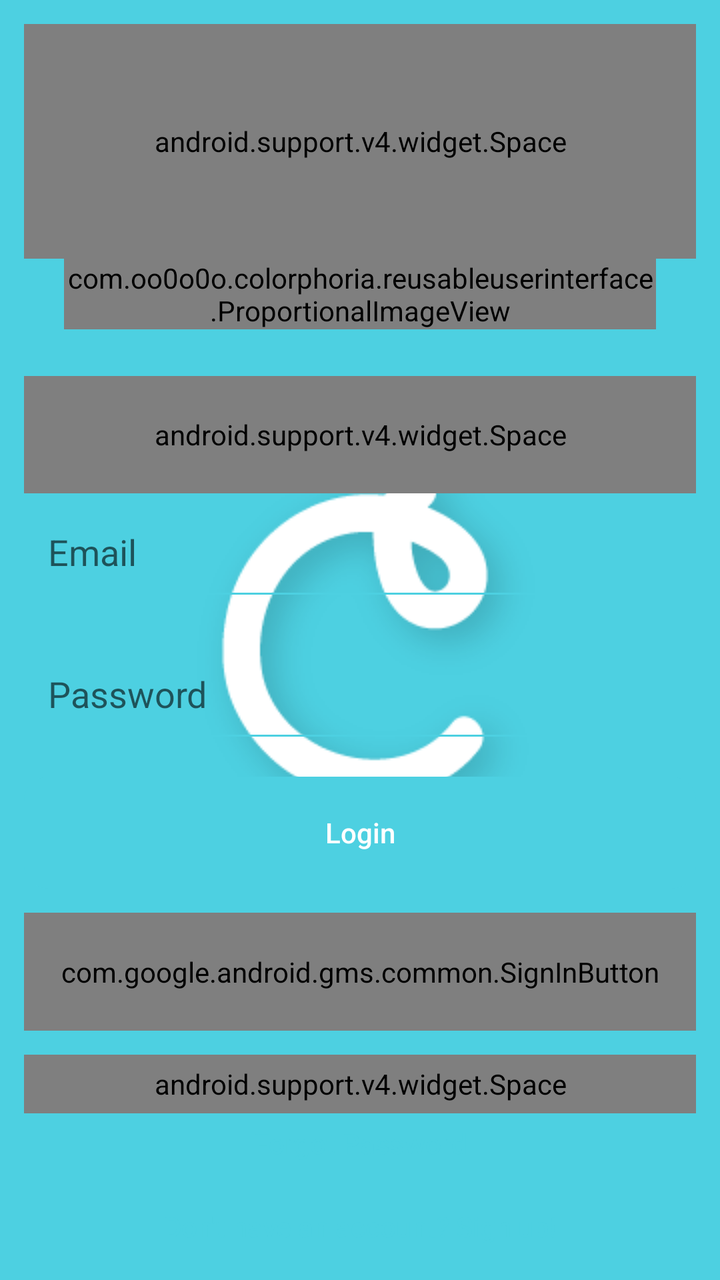
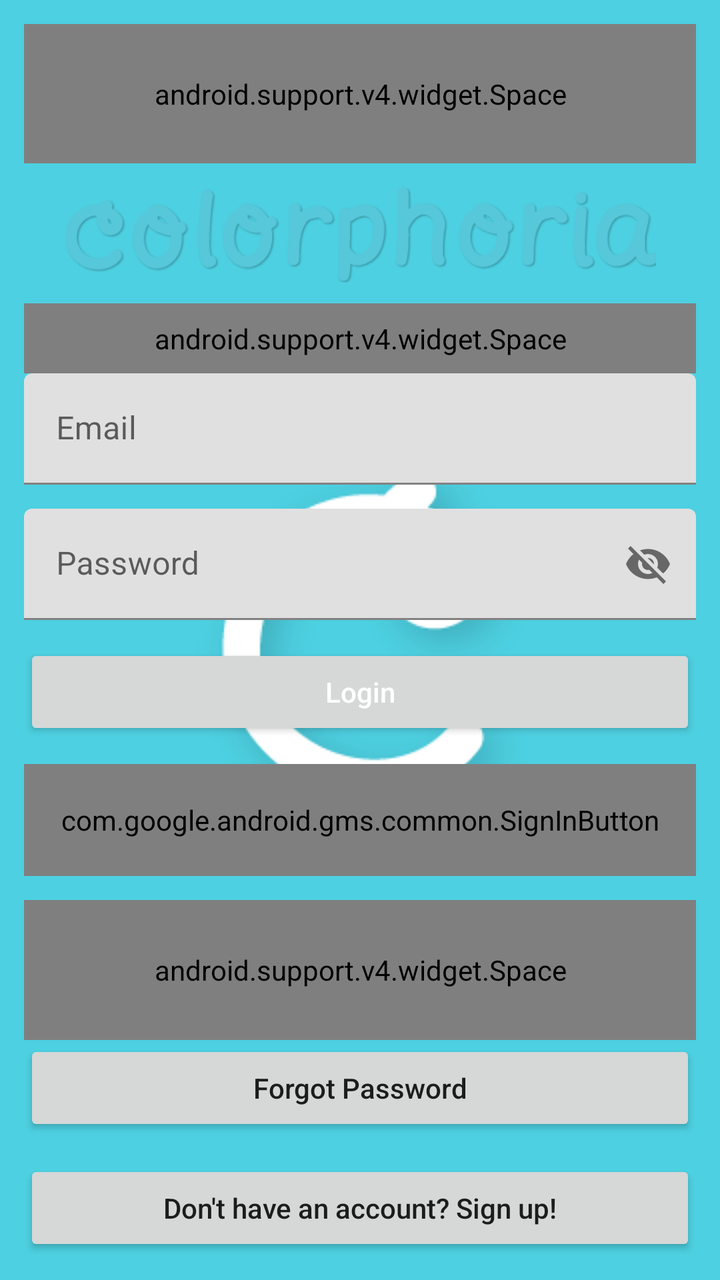

Two renders of the same Android screen: before a commit and after it. Below are the layout's source before the change and the commit's diff.
<!-- AndroidManifest.xml: activity theme LoggedOutTheme.Launcher -->
<!-- res/layout/activity_login.xml -->
<?xml version="1.0" encoding="utf-8"?>
<RelativeLayout
    xmlns:android="http://schemas.android.com/apk/res/android"
    xmlns:tools="http://schemas.android.com/tools"
    tools:context="com.oo0o0o.colorphoria.activities.loggedoutactivites.LoginActivity"
    tools:background="@color/colorBackground"
    android:layout_width="match_parent"
    android:layout_height="match_parent"
    android:gravity="center"
    android:orientation="vertical" >

    <LinearLayout
        xmlns:android="http://schemas.android.com/apk/res/android"
        xmlns:tools="http://schemas.android.com/tools"
        tools:context="com.oo0o0o.colorphoria.activities.loggedoutactivites.LoginActivity"
        android:layout_width="match_parent"
        android:layout_height="match_parent"
        android:orientation="vertical"
        android:padding="@dimen/activity_horizontal_margin">

        <android.support.v4.widget.Space
            android:layout_width="match_parent"
            android:layout_height="0dp"
            android:layout_weight="4"/>

        <LinearLayout
            android:id="@+id/icon_linear_layout"
            android:layout_width="wrap_content"
            android:layout_height="0dp"
            android:layout_weight="2"
            android:layout_gravity="center"
            android:orientation="horizontal">

            <com.oo0o0o.colorphoria.reusableuserinterface.ProportionalImageView
                android:layout_width="match_parent"
                android:layout_height="wrap_content"
                android:background="@drawable/img_logo"
                android:scaleType="centerCrop"
                android:layout_marginRight="@dimen/activity_vertical_margin"
                android:layout_marginLeft="@dimen/activity_vertical_margin"
                android:clickable="false" />

        </LinearLayout>

        <android.support.v4.widget.Space
            android:layout_width="match_parent"
            android:layout_height="0dp"
            android:layout_weight="2"/>

        <EditText
            android:id="@+id/email_edit_text"
            android:layout_width="match_parent"
            android:layout_height="0dp"
            android:layout_weight="2"
            android:hint="@string/email_hint"
            android:layout_marginBottom="@dimen/activity_horizontal_margin"
            android:padding="@dimen/activity_horizontal_margin"
            android:inputType="textEmailAddress" />

        
            
            
            
            

            
                
                
                
                
                
                
        

        <EditText
            android:id="@+id/password_edit_text"
            android:layout_width="fill_parent"
            android:layout_height="0dp"
            android:layout_weight="2"
            android:layout_marginBottom="@dimen/activity_horizontal_margin"
            android:padding="@dimen/activity_horizontal_margin"
            android:hint="@string/password_hint"
            android:inputType="textPassword"/>

        <TextView
            android:id="@+id/login_button"
            android:layout_width="fill_parent"
            android:layout_height="@dimen/navigation_footer_height"

            android:text="@string/login_button"
            android:layout_marginBottom="@dimen/activity_horizontal_margin"
            android:gravity="center"
            android:textColor="@color/colorPrimary"
            android:fontFamily="sans-serif-medium"
            android:background="@drawable/button_selector_large"
            android:textAllCaps="false" />

        <com.google.android.gms.common.SignInButton
            android:id="@+id/google_login_button"
            android:layout_width="match_parent"
            android:layout_height="0dp"
            android:layout_weight="2"
            android:layout_marginBottom="@dimen/activity_horizontal_margin" />

        <android.support.v4.widget.Space
            android:layout_width="match_parent"
            android:layout_height="0dp"
            android:layout_weight="1"/>

        <Button
            android:id="@+id/reset_password_button_link"
            android:layout_width="fill_parent"
            android:layout_height="0dp"
            android:layout_weight="1"
            android:layout_marginBottom="@dimen/activity_horizontal_margin"
            android:background="@null"
            android:text="@string/forgot_password_button_link"
            android:textAllCaps="false"
            android:textStyle="normal"
/>
        <Button
            android:id="@+id/signup_button_link"
            android:layout_width="fill_parent"
            android:layout_height="0dp"
            android:layout_weight="1"
            android:background="@null"
            android:text="@string/signup_button_link"
            android:textAllCaps="false"
            android:textStyle="normal"/>
    </LinearLayout>

    <include layout="@layout/progress">
    </include>
</RelativeLayout>
<!-- res/layout/progress.xml (included above) -->
<?xml version="1.0" encoding="utf-8"?>
<RelativeLayout xmlns:android="http://schemas.android.com/apk/res/android"
android:id="@+id/progress_bar_layout"
android:layout_width="match_parent"
android:layout_height="match_parent"
android:background="#99000000"
android:visibility="gone">
<ProgressBar
    style="?android:attr/progressBarStyleLarge"
    android:layout_width="wrap_content"
    android:layout_height="wrap_content"
    android:id="@+id/progress_bar"
    android:layout_centerVertical="true"
    android:layout_centerHorizontal="true"
    android:indeterminate="true"
    android:visibility="visible"/>
</RelativeLayout>
<!-- resources referenced by this layout -->
<resources>
  <color name="colorBackground">#fff5f5f5</color>
  <color name="colorPrimary">#ffffffff</color>
  <dimen name="activity_horizontal_margin">12dp</dimen>
  <dimen name="activity_vertical_margin">20dp</dimen>
  <dimen name="navigation_footer_height">56dp</dimen>
  <!-- drawable button_selector_large (drawable) -->
  <?xml version="1.0" encoding="utf-8"?>
  <selector xmlns:android="http://schemas.android.com/apk/res/android" >
      <item android:state_pressed="true" >
          <shape android:shape="rectangle"  >
              <corners android:radius="20dip" />
              <solid android:color="@color/colorAccent"/>
          </shape>
      </item>
      <item android:state_focused="true">
          <shape android:shape="rectangle"  >
              <corners android:radius="20dip" />
              <solid android:color="@color/colorAccent"/>
          </shape>
      </item>
      <item >
          <shape android:shape="rectangle"  >
              <corners android:radius="12dp" />
              <solid android:color="#ff4dd0e1" />
              
          </shape>
      </item>
  </selector>
  <!-- drawable img_logo: png bitmap (drawable, 22922 bytes) -->
  <string name="email_hint">Email</string>
  <string name="forgot_password_button_link">Forgot Password</string>
  <string name="login_button">Login</string>
  <string name="password_hint">Password</string>
  <string name="signup_button_link">Don\'t have an account? Sign up!</string>
  <style name="LoggedOutTheme.Launcher">
          <item name="android:windowBackground">@drawable/bg_launcher</item>
      </style>
  <color name="colorAccent">#ffb4ffff</color>
  <!-- drawable bg_launcher (drawable) -->
  <?xml version="1.0" encoding="utf-8"?>
  <layer-list xmlns:android="http://schemas.android.com/apk/res/android" android:opacity="opaque">
  
      
      <item android:drawable="@color/colorSecondary"/>
  
      
      <item>
  
          <bitmap
              android:src="@drawable/img_colorphoria_c"
              android:gravity="center"/>
  
      </item>
  
  </layer-list>
  <color name="colorSecondary">#ff4DD0E1</color>
  <!-- drawable img_colorphoria_c: png bitmap (drawable, 9941 bytes) -->
</resources>

<!-- the commit's change to res/layout/activity_login.xml (unified diff, before → after) -->
@@ -1,13 +1,13 @@
 <?xml version="1.0" encoding="utf-8"?>
-<RelativeLayout
-    xmlns:android="http://schemas.android.com/apk/res/android"
+<RelativeLayout xmlns:android="http://schemas.android.com/apk/res/android"
     xmlns:tools="http://schemas.android.com/tools"
+    xmlns:app="http://schemas.android.com/apk/res-auto"
     tools:context="com.oo0o0o.colorphoria.activities.loggedoutactivites.LoginActivity"
     tools:background="@color/colorBackground"
     android:layout_width="match_parent"
     android:layout_height="match_parent"
     android:gravity="center"
-    android:orientation="vertical" >
+    android:orientation="vertical">
 
     <LinearLayout
         xmlns:android="http://schemas.android.com/apk/res/android"
@@ -21,112 +21,88 @@
         <android.support.v4.widget.Space
             android:layout_width="match_parent"
             android:layout_height="0dp"
-            android:layout_weight="4"/>
+            android:layout_weight="2"/>
 
-        <LinearLayout
-            android:id="@+id/icon_linear_layout"
-            android:layout_width="wrap_content"
-            android:layout_height="0dp"
-            android:layout_weight="2"
-            android:layout_gravity="center"
-            android:orientation="horizontal">
-
-            <com.oo0o0o.colorphoria.reusableuserinterface.ProportionalImageView
+            <ImageView
                 android:layout_width="match_parent"
-                android:layout_height="wrap_content"
-                android:background="@drawable/img_logo"
-                android:scaleType="centerCrop"
+                android:layout_height="0dp"
+                android:layout_weight="2"
+                android:src="@drawable/img_logo"
                 android:layout_marginRight="@dimen/activity_vertical_margin"
                 android:layout_marginLeft="@dimen/activity_vertical_margin"
                 android:clickable="false" />
 
-        </LinearLayout>
+        <android.support.v4.widget.Space
+            android:layout_width="match_parent"
+            android:layout_height="0dp"
+            android:layout_weight="1"/>
+
+        <android.support.design.widget.TextInputLayout
+            android:layout_width="match_parent"
+            android:layout_height="wrap_content"
+            android:layout_marginBottom="@dimen/activity_horizontal_margin"
+            >
+            <android.support.design.widget.TextInputEditText
+
+                android:id="@+id/email_edit_text"
+                android:layout_width="match_parent"
+                android:layout_height="match_parent"
+                android:hint="@string/email_hint"
+                android:inputType="textEmailAddress"
+                />
+        </android.support.design.widget.TextInputLayout>
+
+        <android.support.design.widget.TextInputLayout
+            android:layout_width="match_parent"
+            android:layout_height="wrap_content"
+            android:layout_marginBottom="@dimen/activity_horizontal_margin"
+            app:passwordToggleEnabled="true"
+            >
+            <android.support.design.widget.TextInputEditText
+                android:id="@+id/password_edit_text"
+                android:layout_width="match_parent"
+                android:layout_height="match_parent"
+                android:hint="@string/password_hint"
+                android:inputType="textVisiblePassword"
+                />
+        </android.support.design.widget.TextInputLayout>
+
+        <Button
+            android:id="@+id/login_button"
+            android:layout_width="fill_parent"
+            android:layout_height="wrap_content"
+            android:text="@string/login_button"
+            android:layout_marginBottom="@dimen/activity_horizontal_margin"
+            android:gravity="center"
+            android:textColor="@color/colorPrimary"
+            android:textAllCaps="false" />
+
+        <com.google.android.gms.common.SignInButton
+            android:id="@+id/google_login_button"
+            android:layout_width="match_parent"
+            android:layout_height="?attr/actionBarSize"
+            android:layout_marginBottom="@dimen/activity_horizontal_margin" />
 
         <android.support.v4.widget.Space
             android:layout_width="match_parent"
             android:layout_height="0dp"
             android:layout_weight="2"/>
 
-        <EditText
-            android:id="@+id/email_edit_text"
-            android:layout_width="match_parent"
-            android:layout_height="0dp"
-            android:layout_weight="2"
-            android:hint="@string/email_hint"
-            android:layout_marginBottom="@dimen/activity_horizontal_margin"
-            android:padding="@dimen/activity_horizontal_margin"
-            android:inputType="textEmailAddress" />
-
-        
-            
-            
-            
-            
-
-            
-                
-                
-                
-                
-                
-                
-        
-
-        <EditText
-            android:id="@+id/password_edit_text"
-            android:layout_width="fill_parent"
-            android:layout_height="0dp"
-            android:layout_weight="2"
-            android:layout_marginBottom="@dimen/activity_horizontal_margin"
-            android:padding="@dimen/activity_horizontal_margin"
-            android:hint="@string/password_hint"
-            android:inputType="textPassword"/>
-
-        <TextView
-            android:id="@+id/login_button"
-            android:layout_width="fill_parent"
-            android:layout_height="@dimen/navigation_footer_height"
-
-            android:text="@string/login_button"
-            android:layout_marginBottom="@dimen/activity_horizontal_margin"
-            android:gravity="center"
-            android:textColor="@color/colorPrimary"
-            android:fontFamily="sans-serif-medium"
-            android:background="@drawable/button_selector_large"
-            android:textAllCaps="false" />
-
-        <com.google.android.gms.common.SignInButton
-            android:id="@+id/google_login_button"
-            android:layout_width="match_parent"
-            android:layout_height="0dp"
-            android:layout_weight="2"
-            android:layout_marginBottom="@dimen/activity_horizontal_margin" />
-
-        <android.support.v4.widget.Space
-            android:layout_width="match_parent"
-            android:layout_height="0dp"
-            android:layout_weight="1"/>
-
         <Button
             android:id="@+id/reset_password_button_link"
-            android:layout_width="fill_parent"
-            android:layout_height="0dp"
-            android:layout_weight="1"
+            android:layout_width="match_parent"
+            android:layout_height="wrap_content"
             android:layout_marginBottom="@dimen/activity_horizontal_margin"
-            android:background="@null"
             android:text="@string/forgot_password_button_link"
             android:textAllCaps="false"
-            android:textStyle="normal"
 />
         <Button
             android:id="@+id/signup_button_link"
-            android:layout_width="fill_parent"
-            android:layout_height="0dp"
-            android:layout_weight="1"
-            android:background="@null"
+            android:layout_width="match_parent"
+            android:layout_height="wrap_content"
             android:text="@string/signup_button_link"
             android:textAllCaps="false"
-            android:textStyle="normal"/>
+            />
     </LinearLayout>
 
     <include layout="@layout/progress">
<!-- resource entries referenced after the edit -->
@@ -4,30 +4,6 @@
   <color name="colorPrimary">#ffffffff</color>
   <dimen name="activity_horizontal_margin">12dp</dimen>
   <dimen name="activity_vertical_margin">20dp</dimen>
-  <dimen name="navigation_footer_height">56dp</dimen>
-  <!-- drawable button_selector_large (drawable) -->
-  <?xml version="1.0" encoding="utf-8"?>
-  <selector xmlns:android="http://schemas.android.com/apk/res/android" >
-      <item android:state_pressed="true" >
-          <shape android:shape="rectangle"  >
-              <corners android:radius="20dip" />
-              <solid android:color="@color/colorAccent"/>
-          </shape>
-      </item>
-      <item android:state_focused="true">
-          <shape android:shape="rectangle"  >
-              <corners android:radius="20dip" />
-              <solid android:color="@color/colorAccent"/>
-          </shape>
-      </item>
-      <item >
-          <shape android:shape="rectangle"  >
-              <corners android:radius="12dp" />
-              <solid android:color="#ff4dd0e1" />
-              
-          </shape>
-      </item>
-  </selector>
   <!-- drawable img_logo: png bitmap (drawable, 22922 bytes) -->
   <string name="email_hint">Email</string>
   <string name="forgot_password_button_link">Forgot Password</string>
@@ -37,7 +13,6 @@
   <style name="LoggedOutTheme.Launcher">
           <item name="android:windowBackground">@drawable/bg_launcher</item>
       </style>
-  <color name="colorAccent">#ffb4ffff</color>
   <!-- drawable bg_launcher (drawable) -->
   <?xml version="1.0" encoding="utf-8"?>
   <layer-list xmlns:android="http://schemas.android.com/apk/res/android" android:opacity="opaque">
